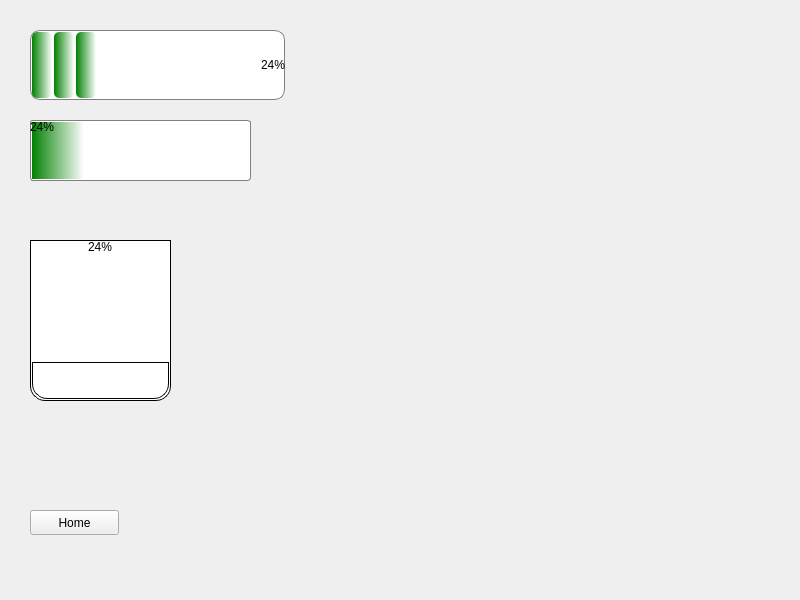
The window that serial/level.ui (MDurrotun/Embedded_Apps) describes before a commit, drawn with Qt 5.
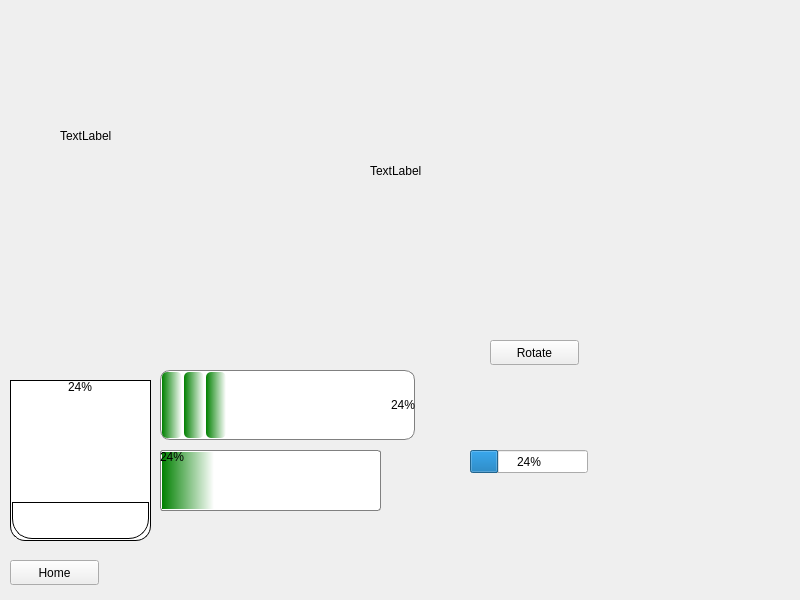
The same window after the commit. Icons and pictures are not drawn.

```diff
--- a/serial/level.ui
+++ b/serial/level.ui
@@ -16,8 +16,8 @@
   <widget class="QProgressBar" name="progressBar">
    <property name="geometry">
     <rect>
-     <x>30</x>
-     <y>30</y>
+     <x>160</x>
+     <y>370</y>
      <width>255</width>
      <height>70</height>
     </rect>
@@ -47,8 +47,8 @@
   <widget class="QProgressBar" name="progressBar2">
    <property name="geometry">
     <rect>
-     <x>30</x>
-     <y>120</y>
+     <x>160</x>
+     <y>450</y>
      <width>221</width>
      <height>61</height>
     </rect>
@@ -71,8 +71,8 @@
   <widget class="QProgressBar" name="progressBar3">
    <property name="geometry">
     <rect>
-     <x>30</x>
-     <y>240</y>
+     <x>10</x>
+     <y>380</y>
      <width>141</width>
      <height>161</height>
     </rect>
@@ -98,8 +98,8 @@
 stop: 0.4999 #46a,
 stop: 0.5 #45a,
 stop: 1 #238 );
-border-bottom-right-radius: 15px;
-border-bottom-left-radius: 15px;
+border-bottom-right-radius: 20px;
+border-bottom-left-radius: 20px;
 border: 1px solid black;
 }</string>
    </property>
@@ -113,8 +113,8 @@
   <widget class="QPushButton" name="pushButtonHome">
    <property name="geometry">
     <rect>
-     <x>30</x>
-     <y>510</y>
+     <x>10</x>
+     <y>560</y>
      <width>89</width>
      <height>25</height>
     </rect>
@@ -123,6 +123,67 @@
     <string>Home</string>
    </property>
   </widget>
+  <widget class="QLabel" name="label">
+   <property name="geometry">
+    <rect>
+     <x>370</x>
+     <y>20</y>
+     <width>301</width>
+     <height>301</height>
+    </rect>
+   </property>
+   <property name="styleSheet">
+    <string notr="true">background-image: url(:/picture/speedo.png);</string>
+   </property>
+   <property name="text">
+    <string>TextLabel</string>
+   </property>
+  </widget>
+  <widget class="QPushButton" name="pushButtonRotate">
+   <property name="geometry">
+    <rect>
+     <x>490</x>
+     <y>340</y>
+     <width>89</width>
+     <height>25</height>
+    </rect>
+   </property>
+   <property name="text">
+    <string>Rotate</string>
+   </property>
+  </widget>
+  <widget class="QLabel" name="label_2">
+   <property name="geometry">
+    <rect>
+     <x>60</x>
+     <y>20</y>
+     <width>271</width>
+     <height>231</height>
+    </rect>
+   </property>
+   <property name="styleSheet">
+    <string notr="true"/>
+   </property>
+   <property name="text">
+    <string>TextLabel</string>
+   </property>
+  </widget>
+  <widget class="QProgressBar" name="RadialBar">
+   <property name="geometry">
+    <rect>
+     <x>470</x>
+     <y>450</y>
+     <width>118</width>
+     <height>23</height>
+    </rect>
+   </property>
+   <property name="styleSheet">
+    <string notr="true"/>
+   </property>
+   <property name="value">
+    <number>24</number>
+   </property>
+  </widget>
  </widget>
  <resources/>
  <connections/>
```
